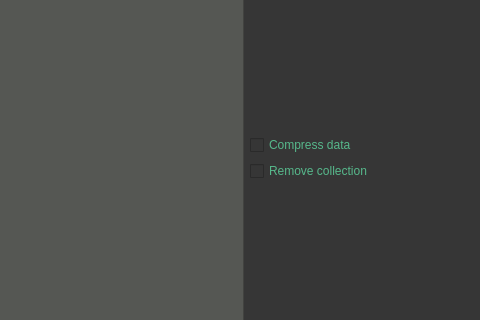
Above: gui/ui-files/tabDataBundle.ui from iBridges-for-iRODS/iBridges before the change; both pictures show x 160 to 640 and y 171 to 491 of the 640 by 688 pixel window. Below: the same form after it.
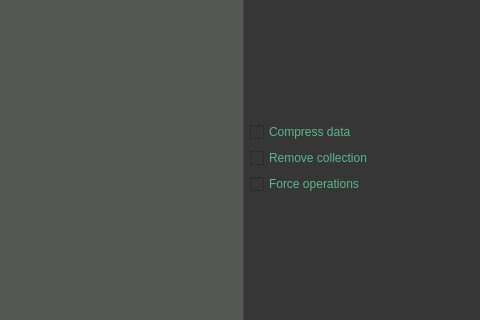
That is the form after the change.

Commit message: [#13] Add force option

What changed in the file:
```diff
--- a/gui/ui-files/tabDataBundle.ui
+++ b/gui/ui-files/tabDataBundle.ui
@@ -128,6 +128,13 @@
          </property>
         </widget>
        </item>
+       <item>
+        <widget class="QCheckBox" name="forceCheckBox">
+         <property name="text">
+          <string>Force operations</string>
+         </property>
+        </widget>
+       </item>
        <item>
         <spacer name="verticalSpacer">
          <property name="orientation">
```
